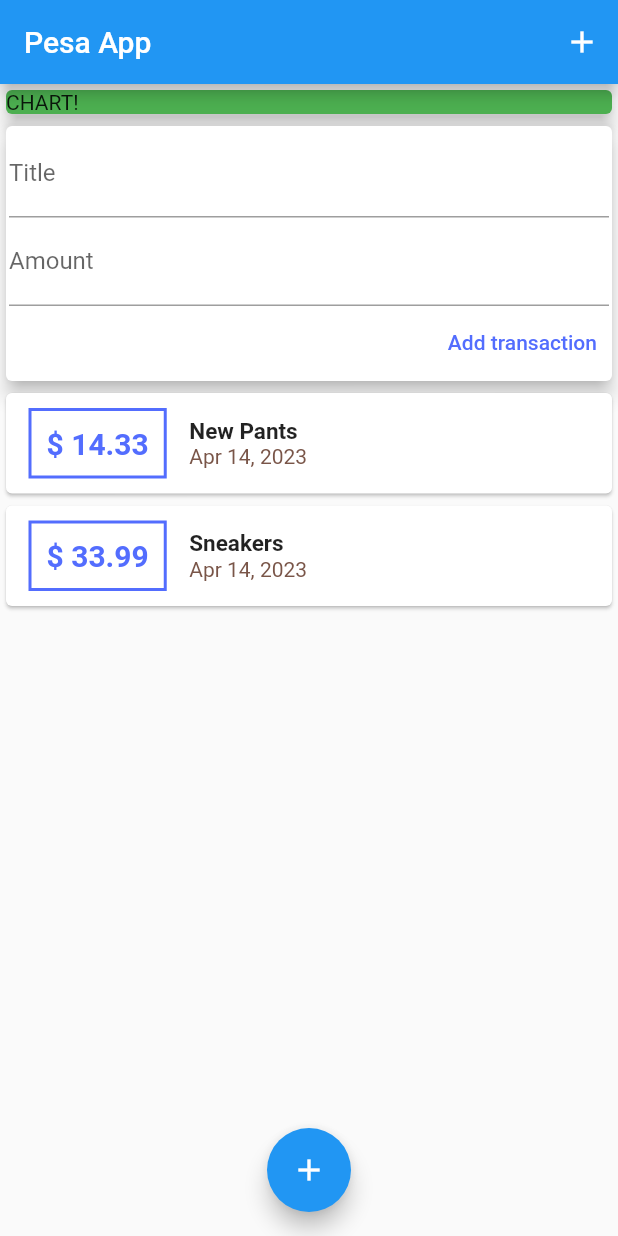
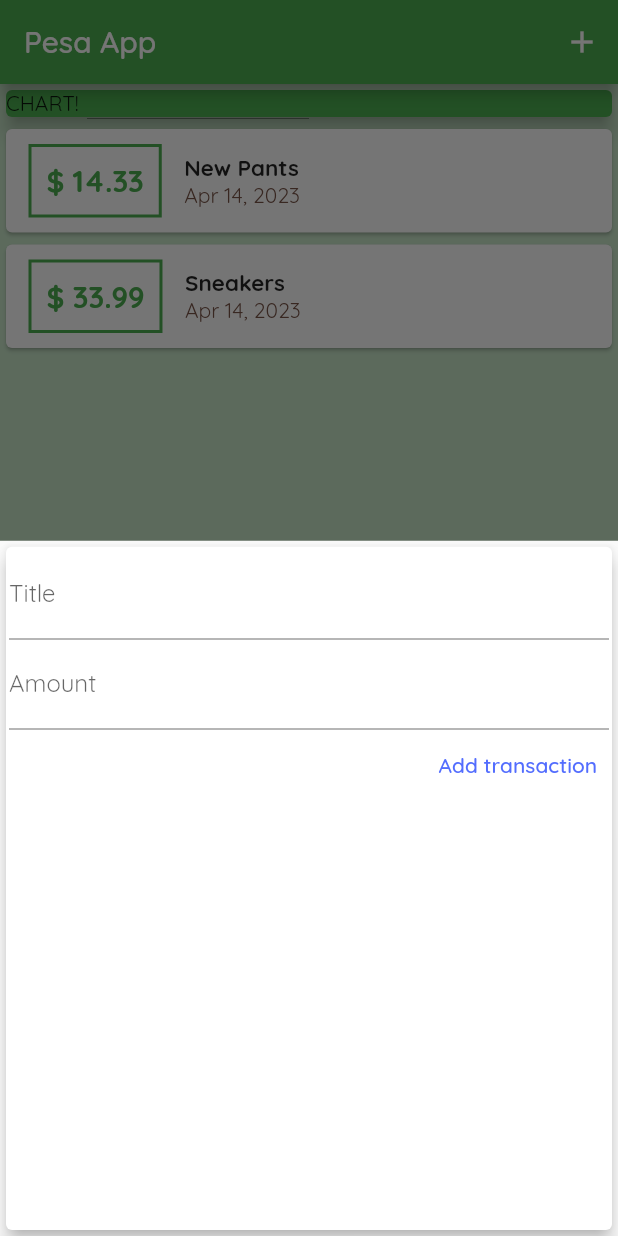
Before and after one commit to NicholasNgaruiya/pesa-app, a Flutter app: the screen it shows after launch, after a tap on the "add" icon, on a phone screen of 412 x 824 dp. Run offline on Flutter 3.47's test engine with Material 2 defaults, Android fonts, the phone set to English and light mode, and no system bars.

Commit message:
Removed the userTransactions widget, moved the state logic to main dart and added fonts

```diff
--- a/lib/main.dart
+++ b/lib/main.dart
@@ -1,5 +1,7 @@
 import 'package:flutter/material.dart';
-import './widgets/user_transaction.dart';
+import './models/transaction.dart';
+import './widgets/new_transaction.dart';
+import './widgets/transaction_list.dart';
 
 void main() {
   runApp(const MyApp());
@@ -9,24 +11,76 @@ class MyApp extends StatelessWidget {
   const MyApp({super.key});
   @override
   Widget build(BuildContext context) {
-    return const MaterialApp(
+    return MaterialApp(
       title: 'Flutter Demo',
-      home: MyHomePage(),
+      home: const MyHomePage(),
+      theme: ThemeData(
+        primarySwatch: Colors.green,
+        scaffoldBackgroundColor: Colors.green[100],
+        fontFamily: 'Quicksand',
+      ),
     );
   }
 }
 
-class MyHomePage extends StatelessWidget {
+class MyHomePage extends StatefulWidget {
   const MyHomePage({super.key});
+
+  @override
+  State<MyHomePage> createState() => _MyHomePageState();
+}
+
+class _MyHomePageState extends State<MyHomePage> {
+  final List<Transaction> _userTransaction = [
+    Transaction(
+      id: 't1',
+      title: 'New Pants',
+      amount: 14.33,
+      date: DateTime.now(),
+    ),
+    Transaction(
+      id: 't1',
+      title: 'Sneakers',
+      amount: 33.99,
+      date: DateTime.now(),
+    ),
+  ];
+
+  void _addNewTransaction(String txTitle, double txAmount) {
+    final newTx = Transaction(
+      id: DateTime.now().toString(),
+      title: txTitle,
+      amount: txAmount,
+      date: DateTime.now(),
+    );
+
+    setState(() {
+      _userTransaction.add(newTx);
+    });
+  }
+
+  void _startNewTransaction(BuildContext ctx) {
+    showModalBottomSheet(
+        context: ctx,
+        builder: (_) {
+          // return GestureDetector(
+          //   onTap: () {},
+          //   behavior: HitTestBehavior.opaque,
+          // child:
+          return NewTransaction(_addNewTransaction);
+          // );
+        });
+  }
 
   @override
   Widget build(BuildContext context) {
     return Scaffold(
       appBar: AppBar(
+        backgroundColor: Theme.of(context).primaryColor,
         title: const Text('Pesa App'),
         actions: [
           IconButton(
-            onPressed: () {},
+            onPressed: () => _startNewTransaction(context),
             icon: const Icon(Icons.add),
           ),
         ],
@@ -35,8 +89,8 @@ class MyHomePage extends StatelessWidget {
         child: Column(
           mainAxisAlignment: MainAxisAlignment.start,
           crossAxisAlignment: CrossAxisAlignment.stretch,
-          children: const [
-            SizedBox(
+          children: [
+            const SizedBox(
               width: double.infinity,
               child: Card(
                 color: Colors.green,
@@ -44,13 +98,13 @@ class MyHomePage extends StatelessWidget {
                 child: Text('CHART!'),
               ),
             ),
-            UserTransaction(),
+            TransactionList(_userTransaction),
           ],
         ),
       ),
       floatingActionButtonLocation: FloatingActionButtonLocation.centerFloat,
       floatingActionButton: FloatingActionButton(
-        onPressed: () {},
+        onPressed: () => _startNewTransaction(context),
         child: const Icon(Icons.add),
       ),
     );
--- a/lib/widgets/new_transaction.dart
+++ b/lib/widgets/new_transaction.dart
@@ -1,11 +1,18 @@
 import 'package:flutter/material.dart';
 
-class NewTransaction extends StatelessWidget {
+class NewTransaction extends StatefulWidget {
   final Function addTx;
+
+  const NewTransaction(this.addTx, {super.key});
+
+  @override
+  State<NewTransaction> createState() => _NewTransactionState();
+}
+
+class _NewTransactionState extends State<NewTransaction> {
   final titleController = TextEditingController();
+
   final amountController = TextEditingController();
-
-  NewTransaction(this.addTx, {super.key});
 
   void submitData() {
     final enteredTitle = titleController.text;
@@ -15,10 +22,12 @@ class NewTransaction extends StatelessWidget {
       return;
     }
 
-    addTx(
+    widget.addTx(
       enteredTitle,
       enteredAmount,
     );
+
+    Navigator.of(context).pop();
   }
 
   @override
@@ -34,6 +43,7 @@ class NewTransaction extends StatelessWidget {
               decoration: const InputDecoration(labelText: 'Title'),
               controller: titleController,
               onSubmitted: (_) => submitData(),
+
               // onChanged: (val) {
               //   titleInput = val;
               // },
--- a/lib/widgets/transaction_list.dart
+++ b/lib/widgets/transaction_list.dart
@@ -23,17 +23,17 @@ class TransactionList extends StatelessWidget {
                   ),
                   decoration: BoxDecoration(
                     border: Border.all(
-                      color: Colors.indigoAccent,
+                      color: Theme.of(context).primaryColor,
                       width: 2,
                     ),
                   ),
                   padding: const EdgeInsets.all(10),
                   child: Text(
                     '\$ ${transactions[index].amount.toStringAsFixed(2)}',
-                    style: const TextStyle(
+                    style: TextStyle(
                       fontWeight: FontWeight.bold,
                       fontSize: 20,
-                      color: Colors.indigoAccent,
+                      color: Theme.of(context).primaryColor,
                     ),
                   ),
                 ),
--- a/lib/widgets/user_transaction.dart
+++ /dev/null
@@ -1,51 +0,0 @@
-import 'package:flutter/material.dart';
-import '../models/transaction.dart';
-import './new_transaction.dart';
-import './transaction_list.dart';
-
-class UserTransaction extends StatefulWidget {
-  const UserTransaction({super.key});
-
-  @override
-  State<UserTransaction> createState() => _UserTransactionState();
-}
-
-class _UserTransactionState extends State<UserTransaction> {
-  final List<Transaction> _userTransaction = [
-    Transaction(
-      id: 't1',
-      title: 'New Pants',
-      amount: 14.33,
-      date: DateTime.now(),
-    ),
-    Transaction(
-      id: 't1',
-      title: 'Sneakers',
-      amount: 33.99,
-      date: DateTime.now(),
-    ),
-  ];
-
-  void _addNewTransaction(String txTitle, double txAmount) {
-    final newTx = Transaction(
-      id: DateTime.now().toString(),
-      title: txTitle,
-      amount: txAmount,
-      date: DateTime.now(),
-    );
-
-    setState(() {
-      _userTransaction.add(newTx);
-    });
-  }
-
-  @override
-  Widget build(BuildContext context) {
-    return Column(
-      children: [
-        NewTransaction(_addNewTransaction),
-        TransactionList(_userTransaction),
-      ],
-    );
-  }
-}
```
Also changed, not shown: pubspec.yaml (+14 -6 lines), assets/fonts/OpenSans-Bold.ttf (added), assets/fonts/OpenSans-Regular.ttf (added), assets/fonts/Quicksand-Bold.ttf (added), assets/fonts/Quicksand-Light.ttf (added), assets/fonts/Quicksand-Medium.ttf (added), assets/fonts/Quicksand-Regular.ttf (added), lib/fonts/OpenSans-Bold.ttf (added), lib/fonts/OpenSans-Regular.ttf (added), lib/fonts/Quicksand-Bold.ttf (added), lib/fonts/Quicksand-Light.ttf (added), lib/fonts/Quicksand-Medium.ttf (added), lib/fonts/Quicksand-Regular.ttf (added).
